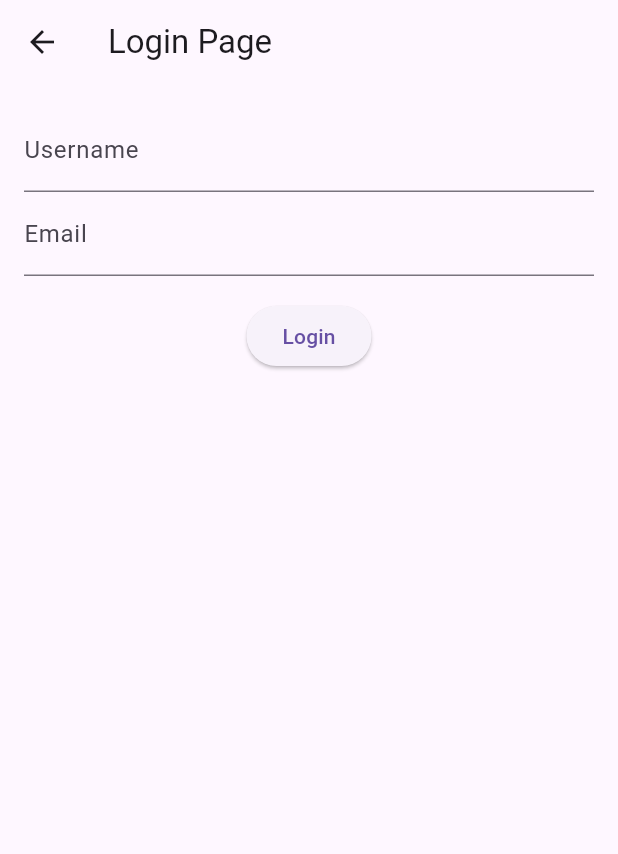
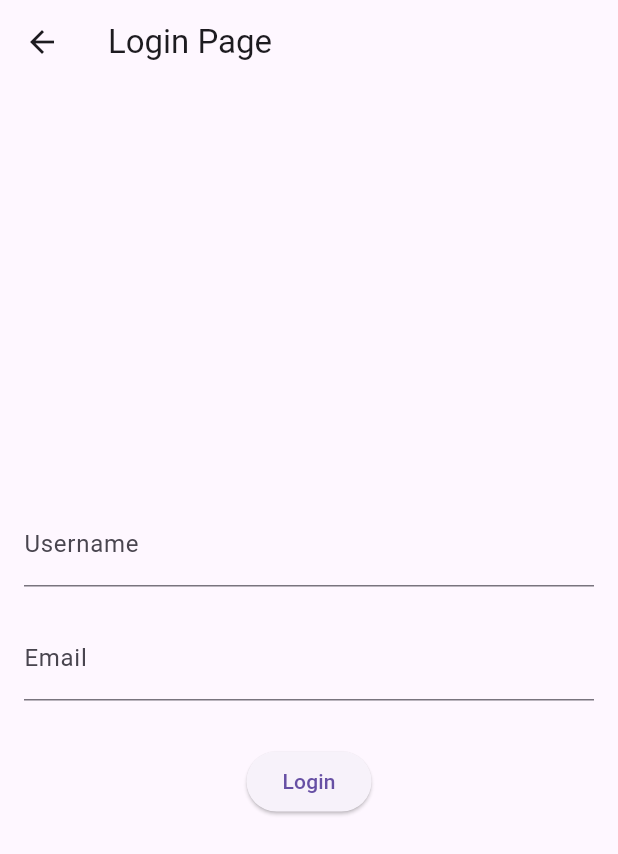
Before and after one commit to abdellatif-laghjaj/nuvaqua-mobile, a Flutter app: the LoginPage screen opened directly, on a phone screen of 412 x 824 dp. Shown: the top 854 px of the screen. Run offline on Flutter 3.47's test engine with Material 3 defaults, Android fonts, the phone set to English and light mode, and no system bars; missing offline and left inert: flutter_app; statements that could not run were skipped.

Commit message:
feat: Implement basic theming and improve UI

```diff
--- a/lib/login_page.dart
+++ b/lib/login_page.dart
@@ -21,6 +21,7 @@ class _LoginPageState extends State<LoginPage> {
         child: Form(
           key: _formKey,
           child: Column(
+            mainAxisAlignment: MainAxisAlignment.center, // Center the content
             children: <Widget>[
               TextFormField(
                 decoration: InputDecoration(labelText: 'Username'),
@@ -34,6 +35,7 @@ class _LoginPageState extends State<LoginPage> {
                   _username = value!;
                 },
               ),
+              SizedBox(height: 20), // Add spacing between fields
               TextFormField(
                 decoration: InputDecoration(labelText: 'Email'),
                 validator: (value) {
@@ -46,9 +48,8 @@ class _LoginPageState extends State<LoginPage> {
                   _email = value!;
                 },
               ),
-              Padding(
-                padding: const EdgeInsets.symmetric(vertical: 16.0),
-                child: ElevatedButton(
+              SizedBox(height: 30), // Add spacing before the button
+              ElevatedButton(
                 onPressed: () {
                   if (_formKey.currentState!.validate()) {
                     _formKey.currentState!.save();
@@ -61,7 +62,6 @@ class _LoginPageState extends State<LoginPage> {
                 },
                 child: Text('Login'),
               ),
-              ),
             ],
           ),
         ),
--- a/lib/main.dart
+++ b/lib/main.dart
@@ -1,5 +1,7 @@
 import 'package:flutter/material.dart';
-import 'login_page.dart';
+import 'package:flutter_app/login_page.dart';
+import 'package:flutter_app/theme/app_theme.dart';
+
 import 'dashboard_page.dart';
 import 'profile_page.dart';
 
@@ -12,9 +14,7 @@ class MyApp extends StatelessWidget {
   Widget build(BuildContext context) {
     return MaterialApp(
       title: 'Flutter Demo',
-      theme: ThemeData(
-        primarySwatch: Colors.blue,
-      ),
+      theme: AppTheme.lightTheme, // Use our custom theme
       initialRoute: '/',
       routes: {
         '/': (context) => LoginPage(),
--- a/lib/profile_page.dart
+++ b/lib/profile_page.dart
@@ -16,6 +16,7 @@ class ProfilePage extends StatelessWidget {
           mainAxisAlignment: MainAxisAlignment.center,
           children: <Widget>[
             Text('Username: ${userData['username']}'),
+            SizedBox(height: 10), // Add spacing between text elements
             Text('Email: ${userData['email']}'),
           ],
         ),
--- /dev/null
+++ b/lib/theme/app_theme.dart
@@ -0,0 +1,13 @@
+import 'package:flutter/material.dart';
+
+class AppTheme {
+  static ThemeData lightTheme = ThemeData(
+    brightness: Brightness.light,
+    primaryColor: Colors.blue,
+    accentColor: Colors.amber,
+    // Add more customizations as needed
+  );
+
+  // You can add a dark theme here if needed
+  // static ThemeData darkTheme = ThemeData( ... );
+}
```
Lines whose indentation alone changed are shown as unchanged.
